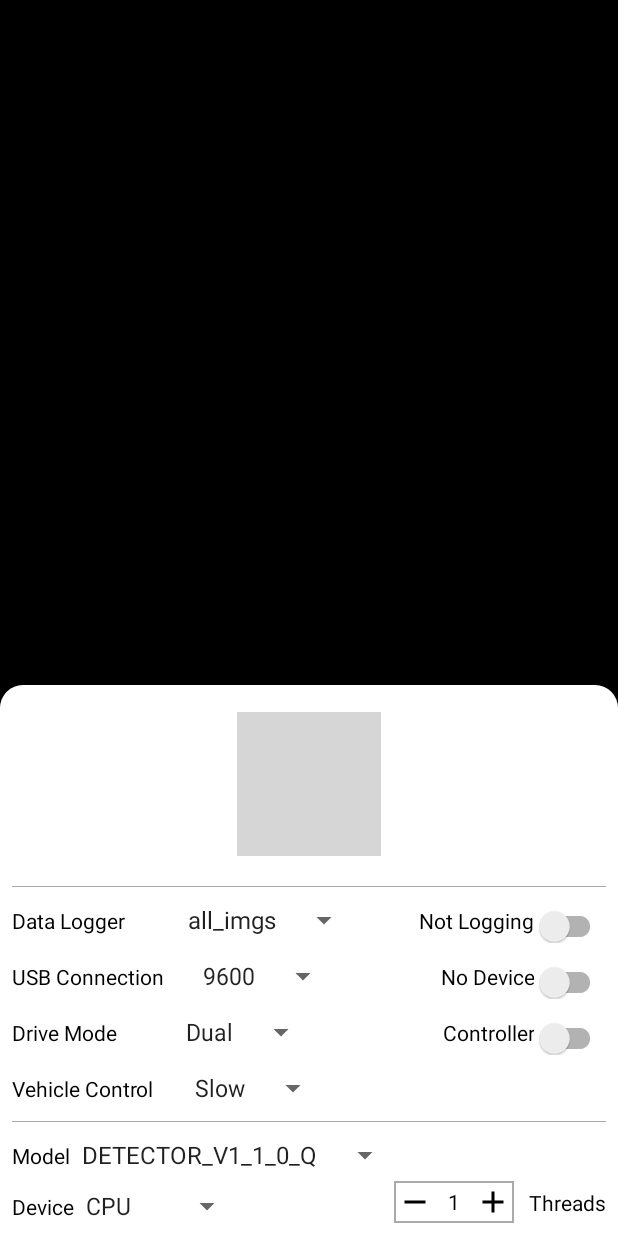
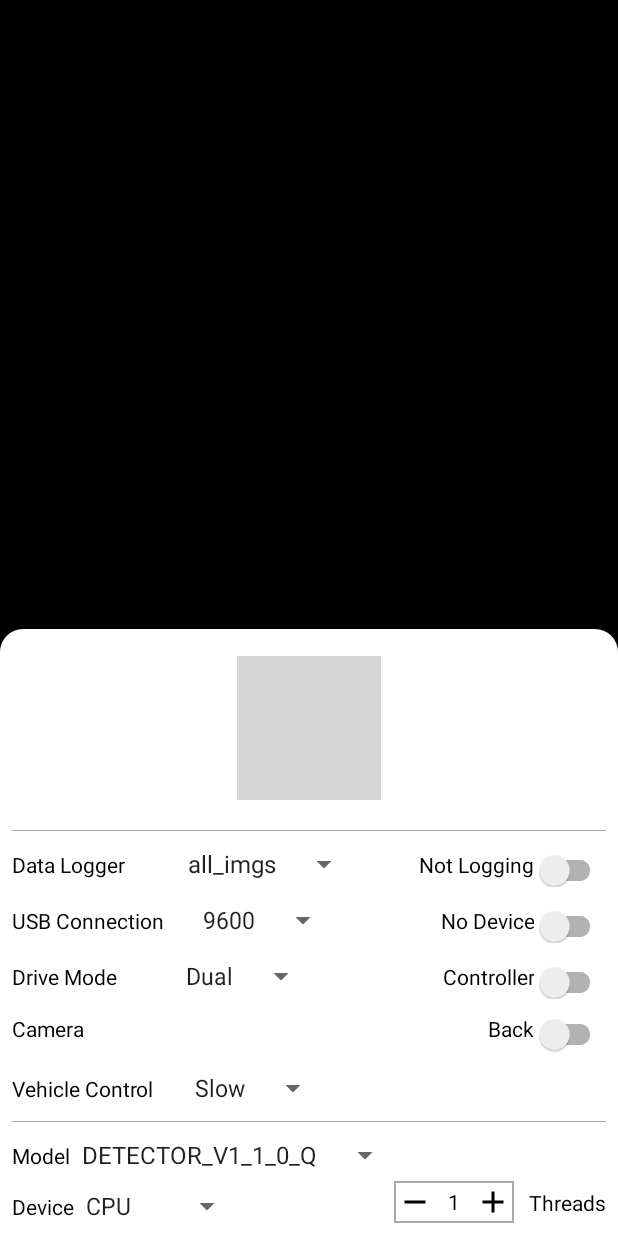
Before and after one commit to thias15/OpenBot-1, an Android app: the layout activity_camera.xml on its own in the app's theme, with its tools: preview values and no code run, on a phone screen of 412 x 824 dp. Run offline under Robolectric (Android 15) with nearby library versions, the phone set to English and light mode, and no system bars; grey boxes are pictures that could not be loaded.

Commit message:
Button to switch camera (#115)
* Add camera toggle button and add some logic
* Dynamic camera toggle button text assignment
* Persistent camera through orientation changes

```diff
--- a/android/app/src/main/res/layout-land/layout_bottom_sheet.xml
+++ b/android/app/src/main/res/layout-land/layout_bottom_sheet.xml
@@ -125,14 +125,39 @@
             android:prompt="@string/drive_mode" />
 
         <androidx.appcompat.widget.SwitchCompat
-            android:id="@+id/drive_mode_info_switch"
+            android:id="@+id/drive_mode_switch"
+            android:layout_width="match_parent"
+            android:layout_height="wrap_content"
+            android:layout_marginTop="10dp"
+            android:checked="true"
+            android:gravity="end"
+            android:text="@string/controller"
+            android:textColor="@android:color/black" />
+    </LinearLayout>
+
+    <LinearLayout
+        android:layout_width="match_parent"
+        android:layout_height="wrap_content"
+        android:orientation="horizontal">
+
+        <TextView
+            android:id="@+id/camera_toggle_text"
+            android:layout_width="wrap_content"
+            android:layout_height="wrap_content"
+            android:layout_marginTop="10dp"
+            android:text="@string/camera"
+            android:textColor="@android:color/black" />
+
+        <androidx.appcompat.widget.SwitchCompat
+            android:id="@+id/camera_toggle_switch"
             android:layout_width="match_parent"
             android:layout_height="wrap_content"
             android:layout_marginTop="10dp"
             android:checked="false"
             android:gravity="end"
-            android:text="@string/controller"
+            android:text="@string/camera_facing_back"
             android:textColor="@android:color/black" />
+
     </LinearLayout>
 
     <LinearLayout
--- a/android/app/src/main/res/layout/layout_bottom_sheet.xml
+++ b/android/app/src/main/res/layout/layout_bottom_sheet.xml
@@ -118,14 +118,14 @@
             android:id="@+id/drive_mode_spinner"
             android:layout_width="wrap_content"
             android:layout_height="wrap_content"
+            android:layout_marginStart="10dp"
             android:layout_marginTop="10dp"
-            android:layout_marginStart="10dp"
             android:gravity="end"
             android:entries="@array/drive_modes"
             android:prompt="@string/drive_mode" />
 
         <androidx.appcompat.widget.SwitchCompat
-            android:id="@+id/drive_mode_info_switch"
+            android:id="@+id/drive_mode_switch"
             android:layout_width="match_parent"
             android:layout_height="wrap_content"
             android:layout_marginTop="10dp"
@@ -133,6 +133,32 @@
             android:gravity="end"
             android:text="@string/controller"
             android:textColor="@android:color/black" />
+
+    </LinearLayout>
+
+    <LinearLayout
+        android:layout_width="match_parent"
+        android:layout_height="wrap_content"
+        android:orientation="horizontal">
+
+        <TextView
+            android:id="@+id/camera_toggle_text"
+            android:layout_width="wrap_content"
+            android:layout_height="wrap_content"
+            android:layout_marginTop="10dp"
+            android:text="@string/camera"
+            android:textColor="@android:color/black" />
+
+        <androidx.appcompat.widget.SwitchCompat
+            android:id="@+id/camera_toggle_switch"
+            android:layout_width="match_parent"
+            android:layout_height="wrap_content"
+            android:layout_marginTop="10dp"
+            android:checked="false"
+            android:gravity="end"
+            android:text="@string/camera_facing_back"
+            android:textColor="@android:color/black" />
+
     </LinearLayout>
 
     <LinearLayout
--- a/android/app/src/main/res/values/strings.xml
+++ b/android/app/src/main/res/values/strings.xml
@@ -49,6 +49,9 @@
         <item>Game</item>
         <item>Joystick</item>
     </string-array>
+    <string name="camera">Camera</string>
+    <string name="camera_facing_back">Back</string>
+    <string name="camera_facing_front">Front</string>
     <string name="control_speed">Vehicle Speed</string>
     <string name="data_logger">Data Logger</string>
     <string name="not_logging">Not Logging</string>
--- a/android/build.gradle
+++ b/android/build.gradle
@@ -8,9 +8,8 @@ buildscript {
         mavenLocal()
     }
     dependencies {
-        classpath 'com.android.tools.build:gradle:4.1.0'
-        classpath 'com.google.gms:google-services:4.3.3'
-        //classpath "org.jetbrains.kotlin:kotlin-gradle-plugin:$kotlin_version"
+        classpath 'com.android.tools.build:gradle:4.1.1'
+        classpath 'com.google.gms:google-services:4.3.4'
         // NOTE: Do not place your application dependencies here; they belong
         // in the individual module build.gradle files
     }
```
Also changed, not shown: android/app/src/main/java/org/openbot/CameraActivity.java (+54 -2 lines), android/gradle/wrapper/gradle-wrapper.properties, 1 other file.
